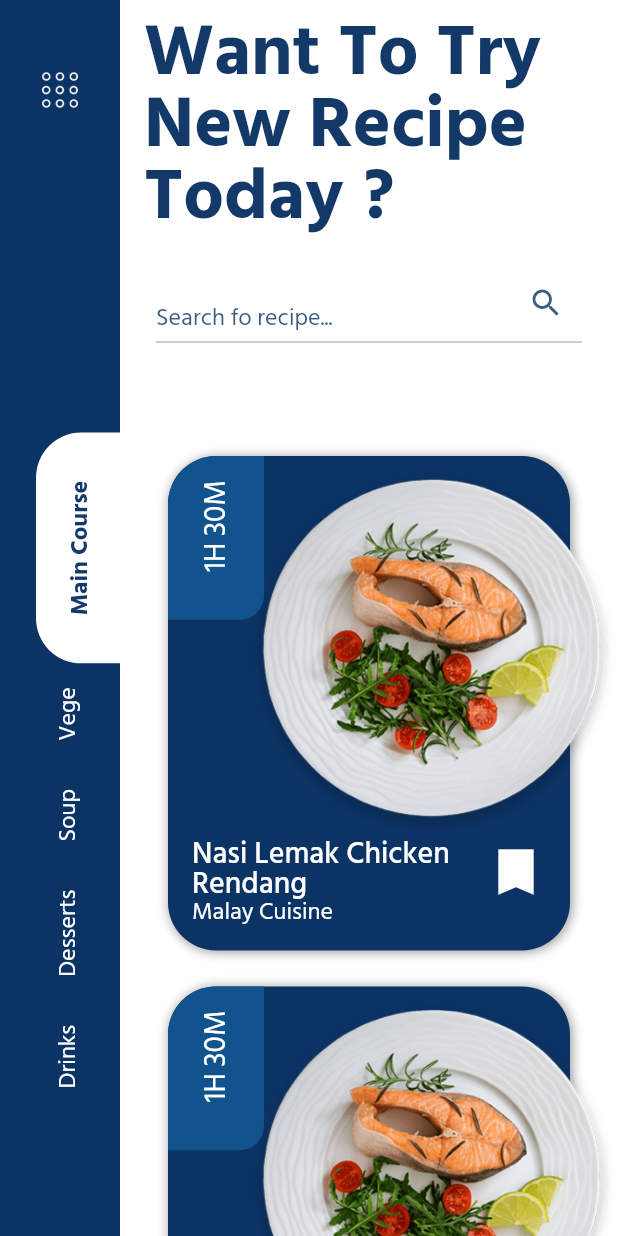
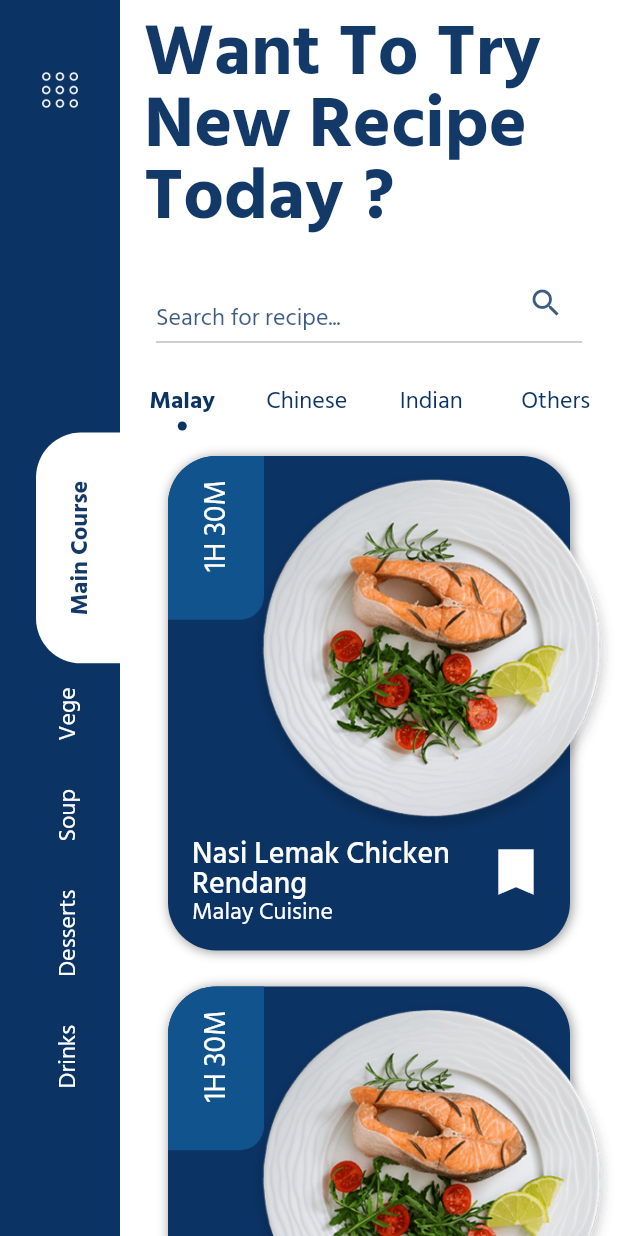
Before and after one commit to marinalvdgs/dapur_hangus_app, a Flutter app: the screen it shows after launch, after a tap on "Get Started", on a phone screen of 412 x 824 dp. Run offline on Flutter 3.47's test engine with Material 2 defaults, Android fonts, the phone set to English and light mode, and no system bars.

Commit message:
fix issue with labels

```diff
--- a/lib/ui/dh_recipe_tabbar.dart
+++ b/lib/ui/dh_recipe_tabbar.dart
@@ -80,6 +80,7 @@ class _DHRecipeTabBarState extends State<DHRecipeTabBar>
             ),
             // tab bar view here
             IndexedStack(
+              index: currentIndex,
               children:
                   widget.tabsBody.map((e) => Visibility(child: e)).toList(),
             ),
--- a/lib/ui/dh_tabbar_scaffold.dart
+++ b/lib/ui/dh_tabbar_scaffold.dart
@@ -17,6 +17,34 @@ class DHTabBarScaffold extends StatefulWidget {
 }
 
 class _DHTabBarScaffoldState extends State<DHTabBarScaffold> {
+  final List<Widget> tabs = [];
+  final Map<String, GlobalKey> tabsKeys = {};
+  double tabPadding = 0;
+
+  @override
+  void initState() {
+    widget.tabsTitle.forEach((tab) => tabsKeys[tab] = GlobalKey());
+    tabs.addAll(widget.tabsTitle.map((tab) => Container(
+        key: tabsKeys[tab],
+        child: Tab(
+          text: tab,
+        ))));
+    WidgetsBinding.instance
+        .addPostFrameCallback((Duration d) => calculateTabBarPadding);
+    super.initState();
+  }
+
+  void calculateTabBarPadding() {
+    setState(() {
+      final screenWidth = MediaQuery.of(context).size.width;
+      final tabBarWidth = tabsKeys.values
+          .fold(0, (prev, tab) => prev + tab.currentContext.size.width);
+      tabPadding = tabBarWidth < screenWidth
+          ? ((screenWidth - tabBarWidth) / widget.tabsTitle.length) / 2
+          : 16.0;
+    });
+  }
+
   @override
   Widget build(BuildContext context) {
     return SafeArea(
@@ -42,7 +70,7 @@ class _DHTabBarScaffoldState extends State<DHTabBarScaffold> {
                   decoration: InputDecoration(
                       contentPadding:
                           const EdgeInsets.only(left: 0.0, top: defaultPadding),
-                      hintText: 'Search fo recipe...',
+                      hintText: 'Search for recipe...',
                       hintStyle: Theme.of(context).textTheme.bodyText2.copyWith(
                             color:
                                 Theme.of(context).primaryColor.withOpacity(0.8),
@@ -64,6 +92,7 @@ class _DHTabBarScaffoldState extends State<DHTabBarScaffold> {
                     .bodyText2
                     .copyWith(fontWeight: FontWeight.w700),
                 unselectedLabelStyle: Theme.of(context).textTheme.bodyText2,
+                labelPadding: EdgeInsets.symmetric(horizontal: tabPadding),
                 tabs: widget.tabsTitle
                     .map((e) => Tab(
                           text: e,
```
